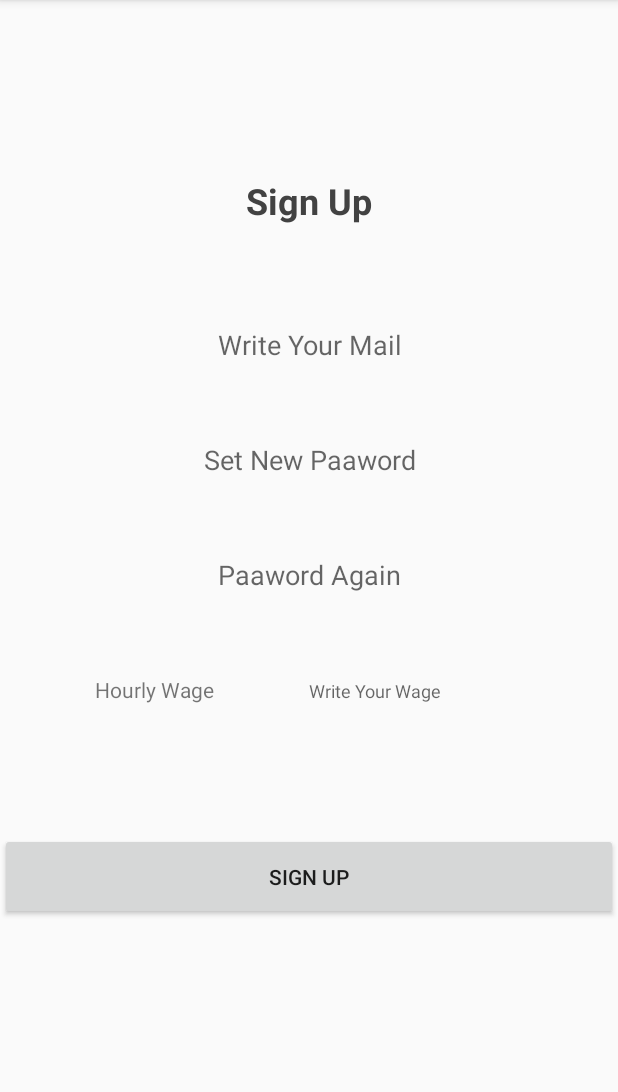
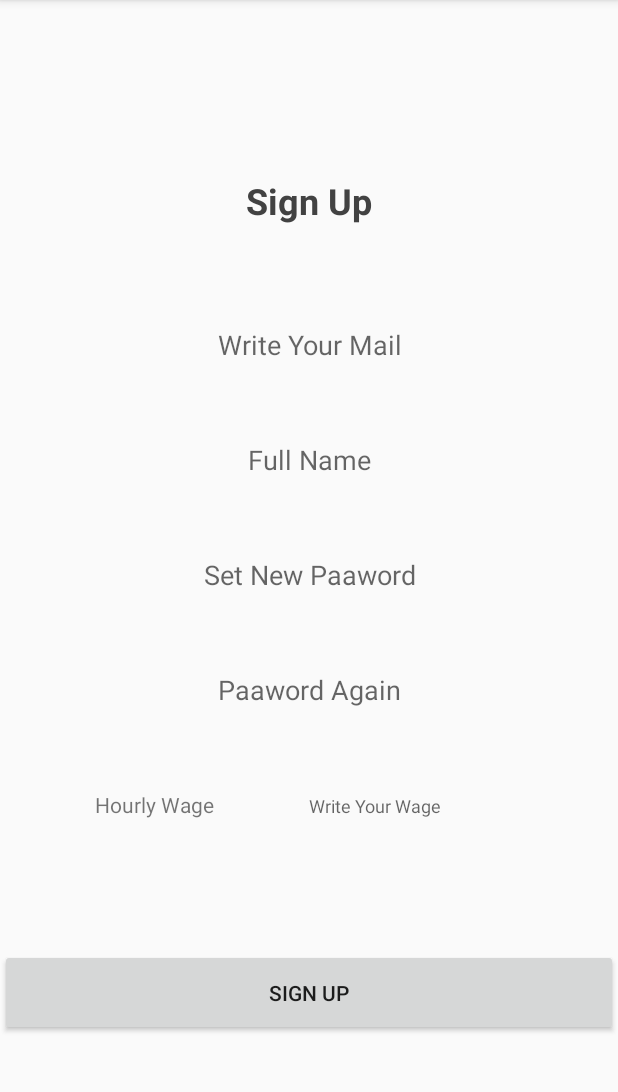
Before and after one commit to benefraimov/Shifts, an Android app: the SignUpPage screen opened directly, with no data from a screen before it, on a phone screen of 412 x 824 dp, the part 84-1176 px from its top. Run offline under Robolectric (Android 15) with nearby library versions, the phone set to English and light mode, and no system bars; our stand-ins replace Firebase (no records; nobody signed in at launch, a user with empty details on screens opened directly).

Commit message:
new Update

```diff
--- a/app/build.gradle
+++ b/app/build.gradle
@@ -33,6 +33,7 @@ dependencies {
     implementation 'androidx.navigation:navigation-ui:2.0.0'
     implementation 'androidx.lifecycle:lifecycle-extensions:2.2.0'
     implementation 'com.google.firebase:firebase-auth:19.3.1'
+    implementation 'com.google.firebase:firebase-database:19.3.1'
     testImplementation 'junit:junit:4.12'
     androidTestImplementation 'androidx.test.ext:junit:1.1.1'
     androidTestImplementation 'androidx.test.espresso:espresso-core:3.2.0'
--- a/app/src/main/java/com/example/shifts/SignUpPage.java
+++ b/app/src/main/java/com/example/shifts/SignUpPage.java
@@ -15,22 +15,31 @@ import com.google.android.gms.tasks.Task;
 import com.google.firebase.auth.AuthResult;
 import com.google.firebase.auth.FirebaseAuth;
 import com.google.firebase.auth.FirebaseUser;
+import com.google.firebase.database.DatabaseReference;
+import com.google.firebase.database.FirebaseDatabase;
 
 public class SignUpPage extends AppCompatActivity {
 
     private FirebaseAuth mAuth;
-    EditText email, password, passwordAg;
+    EditText email, password, passwordAg, fullName, hourlyWage;
+    FirebaseDatabase database;
+    DatabaseReference myRef;
 
     @Override
     protected void onCreate(Bundle savedInstanceState) {
         super.onCreate(savedInstanceState);
         setContentView(R.layout.activity_sign_up_page);
 
-        mAuth = FirebaseAuth.getInstance();
-
         email = findViewById(R.id.emailSignUp);
         password = findViewById(R.id.passwordSignUp);
         passwordAg = findViewById(R.id.passwordSignUpAgain);
+        fullName = findViewById(R.id.fullName);
+        hourlyWage = findViewById(R.id.userWage);
+
+        //DataBase
+        mAuth = FirebaseAuth.getInstance();
+        database = FirebaseDatabase.getInstance();
+        //myRef = database.getReference("message");
 
         findViewById(R.id.btnSignUp).setOnClickListener(new View.OnClickListener() {
             @Override
@@ -42,7 +51,11 @@ public class SignUpPage extends AppCompatActivity {
                                 public void onComplete(@NonNull Task<AuthResult> task) {
                                     if (task.isSuccessful()) {
                                         // Sign in success, update UI with the signed-in user's information
+                                        User value = new User(fullName.getText().toString(), email.getText().toString(), Float.parseFloat(hourlyWage.getText().toString()));
+
                                         FirebaseUser user = mAuth.getCurrentUser();
+                                        myRef = database.getReference("Users").child(user.getUid());
+                                        myRef.setValue(value);
                                         updateUI(user);
                                     } else {
                                         // If sign in fails, display a message to the user.
--- a/app/src/main/res/layout/activity_sign_up_page.xml
+++ b/app/src/main/res/layout/activity_sign_up_page.xml
@@ -33,6 +33,16 @@
         android:gravity="center"
         android:hint="Write Your Mail"
         android:inputType="textEmailAddress" />
+
+    <EditText
+        android:id="@+id/fullName"
+        android:layout_width="match_parent"
+        android:layout_height="0dp"
+        android:layout_weight="2"
+        android:background="@null"
+        android:gravity="center"
+        android:hint="Full Name"
+        android:inputType="text" />
 
     <EditText
         android:id="@+id/passwordSignUp"
```
Also changed, not shown: app/src/main/java/com/example/shifts/User.java (added, +41 -0 lines), app/src/main/java/com/example/shifts/WelcomePage.java (+27 -1 lines), app/src/main/res/layout/activity_welcome_page.xml (+19 -0 lines).
